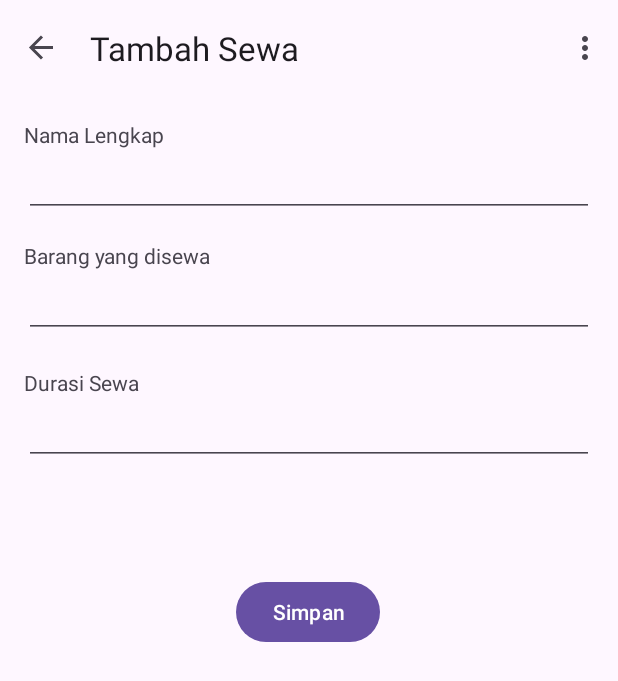
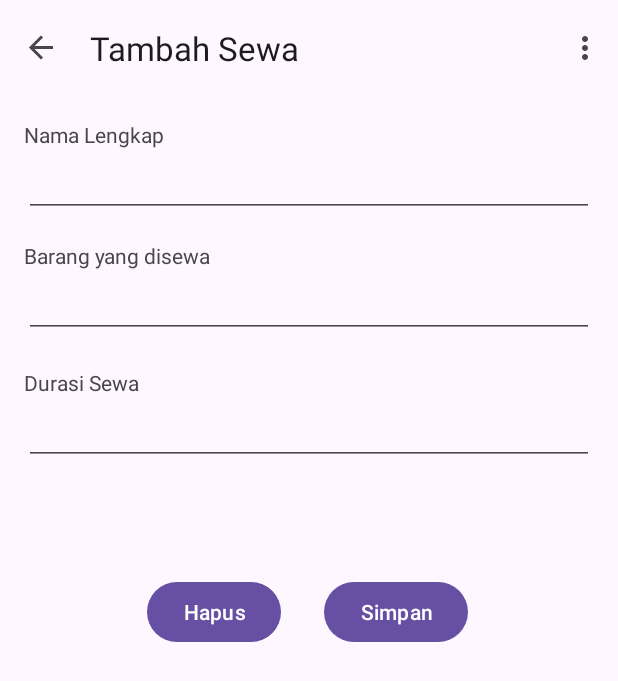
Before and after one commit to wirayudha18/SewaKameraApp01, an Android app: the screen it shows after launch (MainActivity), after a tap on an icon or button, on a phone screen of 412 x 824 dp. Shown: the top 681 px of the screen. Run offline under Robolectric (Android 15) with nearby library versions, the light colour scheme and no system bars; our stand-ins replace Room's generated code, navigation-ui.

Commit message:
Tambah Part 2

```diff
--- a/app/src/main/AndroidManifest.xml
+++ b/app/src/main/AndroidManifest.xml
@@ -3,6 +3,7 @@
     xmlns:tools="http://schemas.android.com/tools">
 
     <application
+        android:name=".application.CameraApp"
         android:allowBackup="true"
         android:dataExtractionRules="@xml/data_extraction_rules"
         android:fullBackupContent="@xml/backup_rules"
--- a/app/src/main/java/com/example/sewakameraapp01/FirstFragment.kt
+++ /dev/null
@@ -1,44 +0,0 @@
-package com.example.sewakameraapp01
-
-import android.os.Bundle
-import androidx.fragment.app.Fragment
-import android.view.LayoutInflater
-import android.view.View
-import android.view.ViewGroup
-import androidx.navigation.fragment.findNavController
-import com.example.sewakameraapp01.databinding.FragmentFirstBinding
-
-/**
- * A simple [Fragment] subclass as the default destination in the navigation.
- */
-class FirstFragment : Fragment() {
-
-    private var _binding: FragmentFirstBinding? = null
-
-    // This property is only valid between onCreateView and
-    // onDestroyView.
-    private val binding get() = _binding!!
-
-    override fun onCreateView(
-        inflater: LayoutInflater, container: ViewGroup?,
-        savedInstanceState: Bundle?
-    ): View? {
-
-        _binding = FragmentFirstBinding.inflate(inflater, container, false)
-        return binding.root
-
-    }
-
-    override fun onViewCreated(view: View, savedInstanceState: Bundle?) {
-        super.onViewCreated(view, savedInstanceState)
-
-           binding.addFAB.setOnClickListener {
-            findNavController().navigate(R.id.action_FirstFragment_to_SecondFragment)
-        }
-    }
-
-    override fun onDestroyView() {
-        super.onDestroyView()
-        _binding = null
-    }
-}
--- a/app/src/main/java/com/example/sewakameraapp01/SecondFragment.kt
+++ /dev/null
@@ -1,44 +0,0 @@
-package com.example.sewakameraapp01
-
-import android.os.Bundle
-import androidx.fragment.app.Fragment
-import android.view.LayoutInflater
-import android.view.View
-import android.view.ViewGroup
-import androidx.navigation.fragment.findNavController
-import com.example.sewakameraapp01.databinding.FragmentSecondBinding
-
-/**
- * A simple [Fragment] subclass as the second destination in the navigation.
- */
-class SecondFragment : Fragment() {
-
-    private var _binding: FragmentSecondBinding? = null
-
-    // This property is only valid between onCreateView and
-    // onDestroyView.
-    private val binding get() = _binding!!
-
-    override fun onCreateView(
-        inflater: LayoutInflater, container: ViewGroup?,
-        savedInstanceState: Bundle?
-    ): View? {
-
-        _binding = FragmentSecondBinding.inflate(inflater, container, false)
-        return binding.root
-
-    }
-
-    override fun onViewCreated(view: View, savedInstanceState: Bundle?) {
-        super.onViewCreated(view, savedInstanceState)
-
-        binding.saveButton.setOnClickListener {
-            findNavController().navigate(R.id.action_SecondFragment_to_FirstFragment)
-        }
-    }
-
-    override fun onDestroyView() {
-        super.onDestroyView()
-        _binding = null
-    }
-}
--- /dev/null
+++ b/app/src/main/java/com/example/sewakameraapp01/application/CameraApp.kt
@@ -0,0 +1,10 @@
+package com.example.sewakameraapp01.application
+
+import android.app.Application
+import com.example.sewakameraapp01.repository.CameraRepository
+
+
+class CameraApp: Application() {
+    val database by lazy { CameraDatabase.getDatabase(this) }
+    val repository by lazy { CameraRepository(database.cameraDao()) }
+}
--- /dev/null
+++ b/app/src/main/java/com/example/sewakameraapp01/application/CameraDatabase.kt
@@ -0,0 +1,32 @@
+package com.example.sewakameraapp01.application
+
+import android.content.Context
+import androidx.room.Database
+import androidx.room.Room
+import androidx.room.RoomDatabase
+import com.example.sewakameraapp01.dao.CameraDao
+import com.example.sewakameraapp01.model.Camera
+
+@Database(entities = [Camera::class], version = 1, exportSchema = false)
+abstract class CameraDatabase: RoomDatabase() {
+    abstract fun cameraDao(): CameraDao
+
+    companion object {
+        private var INSTANCE: CameraDatabase? = null
+
+        fun getDatabase(context: Context): CameraDatabase {
+            return INSTANCE ?: synchronized(this) {
+                val instance = Room.databaseBuilder(
+                    context.applicationContext,
+                    CameraDatabase::class.java,
+                    "camera_database"
+                )
+                    .allowMainThreadQueries()
+                    .build()
+
+                    INSTANCE = instance
+                    instance
+            }
+        }
+    }
+}
--- a/app/src/main/java/com/example/sewakameraapp01/repository/KameraRepository.kt
+++ b/app/src/main/java/com/example/sewakameraapp01/repository/CameraRepository.kt
@@ -4,7 +4,7 @@ import com.example.sewakameraapp01.dao.CameraDao
 import com.example.sewakameraapp01.model.Camera
 import kotlinx.coroutines.flow.Flow
 
-class KameraRepository(private val cameraDao: CameraDao) {
+class CameraRepository(private val cameraDao: CameraDao) {
     val allCameras: Flow<List<Camera>> =cameraDao.getAllCamera()
 
     suspend fun insertCamera(camera: Camera) {
--- /dev/null
+++ b/app/src/main/java/com/example/sewakameraapp01/ui/CameraViewModel.kt
@@ -0,0 +1,36 @@
+package com.example.sewakameraapp01.ui
+
+
+import androidx.lifecycle.LiveData
+import androidx.lifecycle.ViewModel
+import androidx.lifecycle.ViewModelProvider
+import androidx.lifecycle.asLiveData
+import androidx.lifecycle.viewModelScope
+import com.example.sewakameraapp01.model.Camera
+import com.example.sewakameraapp01.repository.CameraRepository
+import kotlinx.coroutines.launch
+
+class CameraViewModel(private val repository: CameraRepository): ViewModel() {
+    val allCameras: LiveData<List<Camera>> = repository.allCameras.asLiveData()
+
+    fun insert(camera: Camera) = viewModelScope.launch {
+        repository.insertCamera(camera)
+    }
+
+    fun delete(camera: Camera) = viewModelScope.launch {
+        repository.deleteCamera(camera)
+    }
+
+    fun update(camera: Camera) = viewModelScope.launch {
+        repository.updateCamera(camera)
+    }
+}
+
+class CameraViewModelFactory(private val repository: CameraRepository): ViewModelProvider.Factory {
+    override fun <T : ViewModel> create(modelClass: Class<T>): T {
+        if (modelClass.isAssignableFrom((CameraViewModel::class.java))) {
+            return CameraViewModel(repository) as T
+        }
+        throw IllegalArgumentException("Unknown ViewModel Class")
+    }
+}
--- /dev/null
+++ b/app/src/main/java/com/example/sewakameraapp01/ui/FirstFragment.kt
@@ -0,0 +1,78 @@
+package com.example.sewakameraapp01.ui
+
+import android.content.Context
+import android.os.Bundle
+import androidx.fragment.app.Fragment
+import android.view.LayoutInflater
+import android.view.View
+import android.view.ViewGroup
+import androidx.fragment.app.viewModels
+import androidx.navigation.fragment.findNavController
+import androidx.recyclerview.widget.LinearLayoutManager
+import com.example.sewakameraapp01.R
+import com.example.sewakameraapp01.application.CameraApp
+import com.example.sewakameraapp01.databinding.FragmentFirstBinding
+
+/**
+ * A simple [Fragment] subclass as the default destination in the navigation.
+ */
+class FirstFragment : Fragment() {
+
+    private var _binding: FragmentFirstBinding? = null
+    private val binding get() = _binding!!
+    private lateinit var applicationContext: Context
+    private val cameraViewModel: CameraViewModel by viewModels {
+        CameraViewModelFactory((applicationContext as CameraApp).repository)
+    }
+
+    override fun onAttach(context: Context) {
+        super.onAttach(context)
+        applicationContext = requireContext().applicationContext
+    }
+
+    override fun onCreateView(
+        inflater: LayoutInflater, container: ViewGroup?,
+        savedInstanceState: Bundle?
+    ): View? {
+
+        _binding = FragmentFirstBinding.inflate(inflater, container, false)
+        return binding.root
+
+    }
+
+    override fun onViewCreated(view: View, savedInstanceState: Bundle?) {
+        super.onViewCreated(view, savedInstanceState)
+
+        val adapter = CameraListAdapter { camera ->
+            // ini list yang bisa di klik dan mendapatkan data camera jadi tidak null
+            val action = FirstFragmentDirections.actionFirstFragmentToSecondFragment(camera)
+            findNavController().navigate(action)
+        }
+
+        binding.dataRecyclerView.adapter = adapter
+        binding.dataRecyclerView.layoutManager = LinearLayoutManager(context)
+        cameraViewModel.allCameras.observe(viewLifecycleOwner) { cameras ->
+            cameras.let {
+                if (cameras.isEmpty()) {
+                    binding.emptyTextView.visibility = View.VISIBLE
+                    binding.illustrationimageView.visibility = View.VISIBLE
+                } else {
+                    binding.emptyTextView.visibility = View.GONE
+                    binding.illustrationimageView.visibility = View.GONE
+                }
+                adapter.submitList(cameras)
+            }
+        }
+
+           binding.addFAB.setOnClickListener {
+               // ini button tambah jadi camera pasti null
+               val action = FirstFragmentDirections.actionFirstFragmentToSecondFragment(null)
+               findNavController().navigate(action)
+        }
+    }
+
+    override fun onDestroyView() {
+        super.onDestroyView()
+        _binding = null
+    }
+}
--- /dev/null
+++ b/app/src/main/java/com/example/sewakameraapp01/ui/SecondFragment.kt
@@ -0,0 +1,92 @@
+package com.example.sewakameraapp01.ui
+
+import android.content.Context
+import android.os.Bundle
+import androidx.fragment.app.Fragment
+import android.view.LayoutInflater
+import android.view.View
+import android.view.ViewGroup
+import android.widget.Toast
+import androidx.fragment.app.viewModels
+import androidx.navigation.fragment.findNavController
+import androidx.navigation.fragment.navArgs
+import com.example.sewakameraapp01.R
+import com.example.sewakameraapp01.application.CameraApp
+import com.example.sewakameraapp01.databinding.FragmentSecondBinding
+import com.example.sewakameraapp01.model.Camera
+
+/**
+ * A simple [Fragment] subclass as the second destination in the navigation.
+ */
+class SecondFragment : Fragment() {
+
+    private var _binding: FragmentSecondBinding? = null
+    private val binding get() = _binding!!
+    private lateinit var applicationContext: Context
+    private val cameraViewModel: CameraViewModel by viewModels {
+        CameraViewModelFactory((applicationContext as CameraApp).repository)
+    }
+    private val args : SecondFragmentArgs by navArgs()
+    private var camera: Camera? = null
+
+    override fun onAttach(context: Context) {
+        super.onAttach(context)
+        applicationContext = requireContext().applicationContext
+    }
+
+    override fun onCreateView(
+        inflater: LayoutInflater, container: ViewGroup?,
+        savedInstanceState: Bundle?
+    ): View? {
+
+        _binding = FragmentSecondBinding.inflate(inflater, container, false)
+        return binding.root
+
+    }
+
+    override fun onViewCreated(view: View, savedInstanceState: Bundle?) {
+        super.onViewCreated(view, savedInstanceState)
+
+        camera = args.camera
+        if (camera != null) {
+            binding.deleteButton.visibility = View.VISIBLE
+            binding.saveButton.text ="ubah"
+            binding.nameEditText.setText(camera?.name)
+            binding.itemEditText.setText(camera?.item)
+            binding.timeEditText.setText(camera?.time)
+        }
+        val name = binding.nameEditText.text
+        val item = binding.itemEditText.text
+        val time = binding.timeEditText.text
+        binding.saveButton.setOnClickListener {
+            if(name.isEmpty()) {
+                Toast.makeText(context, "Nama tidak boleh kosong", Toast.LENGTH_SHORT).show()
+            } else if(item.isEmpty()) {
+            Toast.makeText(context, "Item tidak boleh kosong", Toast.LENGTH_SHORT).show()
+            } else if(time.isEmpty()) {
+                Toast.makeText(context, "Waktu tidak boleh kosong", Toast.LENGTH_SHORT).show()
+            } else {
+
+                if (camera == null) {
+                    val camera  = Camera(0, name.toString(), item.toString(), time.toString())
+                    cameraViewModel.insert(camera)
+                } else {
+                    val camera  = Camera(camera?.id!!, name.toString(), item.toString(), time.toString())
+                    cameraViewModel.update(camera)
+                }
+                findNavController().popBackStack() // untuk dismiss halaman ini
+            }
+        }
+
+        binding.deleteButton.setOnClickListener {
+            camera?.let { cameraViewModel.delete(it) }
+            findNavController().popBackStack()
+
+        }
+    }
+
+    override fun onDestroyView() {
+        super.onDestroyView()
+        _binding = null
+    }
+}
--- a/app/src/main/res/layout/fragment_first.xml
+++ b/app/src/main/res/layout/fragment_first.xml
@@ -4,7 +4,7 @@
     xmlns:tools="http://schemas.android.com/tools"
     android:layout_width="match_parent"
     android:layout_height="match_parent"
-    tools:context=".FirstFragment">
+    tools:context=".ui.FirstFragment">
 
     <ImageView
         android:id="@+id/illustrationimageView"
--- a/app/src/main/res/layout/fragment_second.xml
+++ b/app/src/main/res/layout/fragment_second.xml
@@ -4,7 +4,7 @@
     xmlns:tools="http://schemas.android.com/tools"
     android:layout_width="match_parent"
     android:layout_height="match_parent"
-    tools:context=".SecondFragment">
+    tools:context=".ui.SecondFragment">
 
     <androidx.constraintlayout.widget.ConstraintLayout
         android:layout_width="match_parent"
@@ -17,7 +17,8 @@
             android:layout_height="wrap_content"
             android:text="Nama Lengkap"
             tools:layout_editor_absoluteX="16dp"
-            tools:layout_editor_absoluteY="32dp" />
+            tools:layout_editor_absoluteY="32dp"
+            tools:ignore="MissingConstraints" />
 
         <EditText
             android:id="@+id/nameEditText"
@@ -73,11 +74,25 @@
             android:layout_width="wrap_content"
             android:layout_height="wrap_content"
             android:layout_marginTop="304dp"
+            android:layout_marginEnd="16dp"
             android:text="@string/previous"
             app:layout_constraintEnd_toEndOf="parent"
-            app:layout_constraintHorizontal_bias="0.498"
+            app:layout_constraintHorizontal_bias="0.746"
             app:layout_constraintStart_toStartOf="parent"
             app:layout_constraintTop_toTopOf="parent" />
 
+        <Button
+            android:id="@+id/deleteButton"
+            android:layout_width="wrap_content"
+            android:layout_height="wrap_content"
+            android:layout_marginStart="16dp"
+            android:layout_marginTop="304dp"
+            android:text="Hapus"
+            app:layout_constraintEnd_toStartOf="@+id/saveButton"
+            app:layout_constraintHorizontal_bias="0.7"
+            app:layout_constraintStart_toStartOf="parent"
+            app:layout_constraintTop_toTopOf="parent"
+            tools:ignore="MissingConstraints" />
+
     </androidx.constraintlayout.widget.ConstraintLayout>
 </androidx.core.widget.NestedScrollView>
--- a/app/src/main/res/navigation/nav_graph.xml
+++ b/app/src/main/res/navigation/nav_graph.xml
@@ -7,7 +7,7 @@
 
     <fragment
         android:id="@+id/FirstFragment"
-        android:name="com.example.sewakameraapp01.FirstFragment"
+        android:name="com.example.sewakameraapp01.ui.FirstFragment"
         android:label="@string/app_name"
         tools:layout="@layout/fragment_first">
 
@@ -17,12 +17,16 @@
     </fragment>
     <fragment
         android:id="@+id/SecondFragment"
-        android:name="com.example.sewakameraapp01.SecondFragment"
+        android:name="com.example.sewakameraapp01.ui.SecondFragment"
         android:label="@string/second_fragment_label"
         tools:layout="@layout/fragment_second">
 
         <action
             android:id="@+id/action_SecondFragment_to_FirstFragment"
             app:destination="@id/FirstFragment" />
+        <argument
+            android:name="camera"
+            app:argType="com.example.sewakameraapp01.model.Camera"
+            app:nullable="true"/>
     </fragment>
 </navigation>
```
Also changed, not shown: app/src/main/java/com/example/sewakameraapp01/ui/CameraListAdapter.kt (added, +60 -0 lines), app/src/main/res/layout/item_camera.xml (added, +47 -0 lines).
